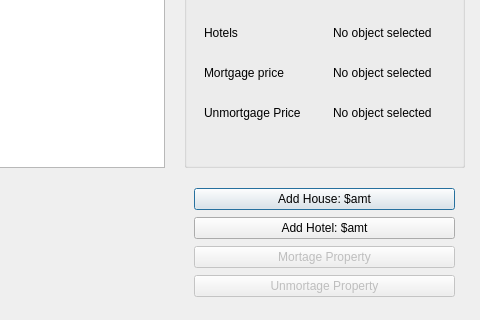
This is propertydisplay.ui in quinnmil/Monopoly as Qt 5 draws it before an edit; both pictures show x 136 to 616 and y 173 to 493 of the 616 by 493 pixel window. The edited form follows.
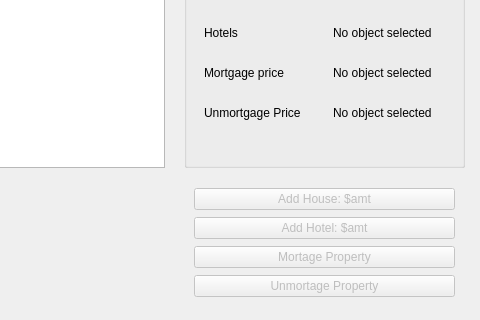
This is the edited form.

Diff of the .ui file:
```diff
--- a/propertydisplay.ui
+++ b/propertydisplay.ui
@@ -230,6 +230,9 @@
    <layout class="QVBoxLayout" name="verticalLayout">
     <item>
      <widget class="QPushButton" name="houseButton">
+      <property name="enabled">
+       <bool>false</bool>
+      </property>
       <property name="text">
        <string>Add House: $amt</string>
       </property>
@@ -237,6 +240,9 @@
     </item>
     <item>
      <widget class="QPushButton" name="hotelButton">
+      <property name="enabled">
+       <bool>false</bool>
+      </property>
       <property name="text">
        <string>Add Hotel: $amt</string>
       </property>
```
